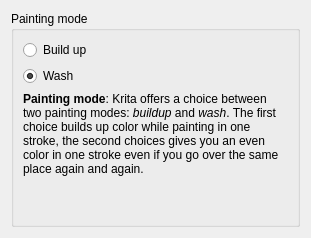
Old version of the form krita/plugins/paintops/libpaintop/wdgincremental.ui in the repository KDE/krita.
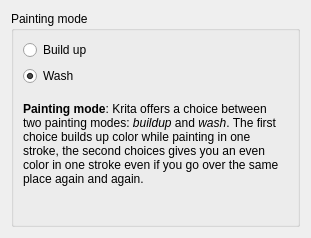
New version of the form.

```diff
--- a/krita/plugins/paintops/libpaintop/wdgincremental.ui
+++ b/krita/plugins/paintops/libpaintop/wdgincremental.ui
@@ -39,11 +39,11 @@
         </property>
        </widget>
       </item>
-      <item row="2" column="0" >
-       <widget class="QLabel" name="label" >
-        <property name="toolTip" >
-         <string>&lt;html>
-&lt;p>&lt;b>Note:&lt;/b> this is the same thing as the "incremental" option in the Krita 1.6 freehand tool options.&lt;/p>&lt;/html></string>
+      <item row="3" column="0">
+       <widget class="QLabel" name="label">
+        <property name="toolTip">
+         <string>&lt;html&gt;
+&lt;p&gt;&lt;b&gt;Note:&lt;/b&gt; this is the same thing as the &quot;incremental&quot; option in the Krita 1.6 freehand tool options.&lt;/p&gt;&lt;/html&gt;</string>
         </property>
         <property name="text" >
          <string>&lt;html>
@@ -57,9 +57,9 @@
         </property>
        </widget>
       </item>
-      <item row="3" column="0" >
-       <spacer name="verticalSpacer" >
-        <property name="orientation" >
+      <item row="4" column="0">
+       <spacer name="verticalSpacer">
+        <property name="orientation">
          <enum>Qt::Vertical</enum>
         </property>
         <property name="sizeHint" stdset="0" >
@@ -70,6 +70,22 @@
         </property>
        </spacer>
       </item>
+      <item row="2" column="0">
+       <spacer name="verticalSpacer_2">
+        <property name="orientation">
+         <enum>Qt::Vertical</enum>
+        </property>
+        <property name="sizeType">
+         <enum>QSizePolicy::Fixed</enum>
+        </property>
+        <property name="sizeHint" stdset="0">
+         <size>
+          <width>20</width>
+          <height>10</height>
+         </size>
+        </property>
+       </spacer>
+      </item>
      </layout>
     </widget>
    </item>
```
Left out of the diff: 45 changed lines with no effect on the pictures.
